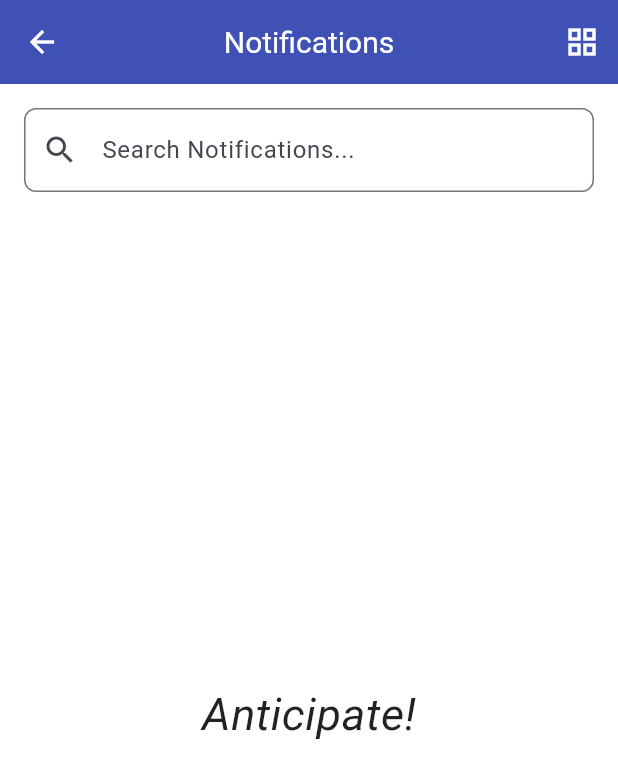
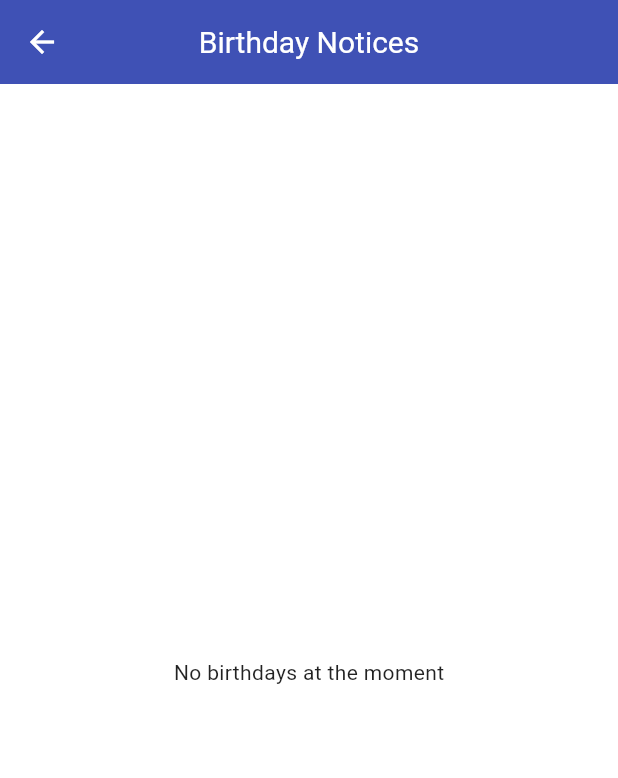
Before and after one commit to sessoun/ch_db_admin, a Flutter app: the NotificationsView screen opened directly, on a phone screen of 412 x 824 dp. Shown: the top 778 px of the screen. Run offline on Flutter 3.47's test engine with Material 3 defaults, Android fonts, the phone set to English and light mode, and no system bars; our stand-ins replace cached_network_image, cloud_firestore, dartz, file_picker, firebase_auth, firebase_core and 8 more; missing offline and left inert: excel, googleapis, in_app_update, mailer; accounts and stored records are empty.

Commit message:
birthday notice added

```diff
--- a/lib/auth_state.dart
+++ b/lib/auth_state.dart
@@ -3,7 +3,6 @@ import 'package:ch_db_admin/src/auth/presentation/ui/login.dart';
 import 'package:ch_db_admin/src/main_view/presentation/home.dart';
 import 'package:firebase_auth/firebase_auth.dart';
 import 'package:flutter/material.dart';
-import 'package:flutter_dotenv/flutter_dotenv.dart';
 import 'package:in_app_update/in_app_update.dart';
 
 // ✅ Global instance to track entered password
--- a/lib/main.dart
+++ b/lib/main.dart
@@ -1,19 +1,14 @@
 import 'package:ch_db_admin/auth_state.dart';
 import 'package:ch_db_admin/firebase_options.dart';
-import 'package:ch_db_admin/shared/utils/create_google_form.dart';
 import 'package:ch_db_admin/src/Members/presentation/controller/member._controller.dart';
 import 'package:ch_db_admin/src/attendance/presentation/controller/attendance_controller.dart';
-import 'package:ch_db_admin/src/auth/presentation/controller/auth_controller.dart';
 import 'package:ch_db_admin/src/dependencies/attendance.dart';
 import 'package:ch_db_admin/src/dependencies/auth.dart';
 import 'package:ch_db_admin/src/dependencies/events.dart';
 import 'package:ch_db_admin/src/dependencies/member.dart';
-import 'package:ch_db_admin/src/auth/presentation/ui/login.dart';
 import 'package:ch_db_admin/src/events/presentation/controller/event_controller.dart';
 import 'package:ch_db_admin/src/main_view/controller/main_view_controller.dart';
-import 'package:ch_db_admin/src/main_view/presentation/home.dart';
 import 'package:ch_db_admin/theme/apptheme.dart';
-import 'package:firebase_auth/firebase_auth.dart';
 import 'package:firebase_core/firebase_core.dart';
 import 'package:flutter/material.dart';
 import 'package:provider/provider.dart';
--- a/lib/shared/utils/create_google_form.dart
+++ b/lib/shared/utils/create_google_form.dart
@@ -4,14 +4,11 @@ import 'package:ch_db_admin/src/auth/presentation/controller/auth_controller.dar
 import 'package:flutter/material.dart';
 import 'package:flutter/services.dart';
 import 'package:flutter_dotenv/flutter_dotenv.dart';
-import 'package:googleapis/drive/v3.dart' as drive;
 import 'package:googleapis/forms/v1.dart' as form;
 import 'package:googleapis_auth/googleapis_auth.dart' as auth;
 import 'package:google_sign_in/google_sign_in.dart';
 import 'package:http/http.dart' as http;
 import 'package:provider/provider.dart';
-import 'package:shared_preferences/shared_preferences.dart';
-import '../../src/dependencies/auth.dart';
 import 'package:url_launcher/url_launcher.dart';
 
 import 'custom_print.dart';
--- a/lib/src/Members/notifications/presentation/ui/notifications_view.dart
+++ /dev/null
@@ -1,210 +0,0 @@
-import 'package:ch_db_admin/src/Members/notifications/data/models/notification.dart';
-import 'package:flutter/material.dart';
-
-class NotificationsView extends StatefulWidget {
-  const NotificationsView({super.key});
-
-  @override
-  State<NotificationsView> createState() => _NotificationsViewState();
-}
-
-class _NotificationsViewState extends State<NotificationsView> {
-  // Sample notification data
-  final List<NotificationModel> notifications = [
-    NotificationModel(
-      title: 'Service Reminder',
-      message: 'Sunday service at 9:00 AM.',
-      timestamp: DateTime.now().subtract(const Duration(days: 1)),
-      id: '',
-    ),
-    NotificationModel(
-      title: 'Event Update',
-      message: 'Youth Conference moved to 2:00 PM.',
-      timestamp: DateTime.now().subtract(const Duration(days: 3)),
-      id: '',
-    ),
-    NotificationModel(
-      title: 'Special Announcement',
-      message: 'New outreach program this weekend!',
-      timestamp: DateTime.now().subtract(const Duration(days: 7)),
-      id: '',
-    ),
-    // Add more notification records as needed
-  ];
-
-  String searchText = '';
-  bool isGridView = false;
-
-  @override
-  Widget build(BuildContext context) {
-    final filteredNotifications = notifications
-        .where((notification) =>
-            notification.title
-                .toLowerCase()
-                .contains(searchText.toLowerCase()) ||
-            notification.message
-                .toLowerCase()
-                .contains(searchText.toLowerCase()))
-        .toList();
-
-    return Scaffold(
-      appBar: AppBar(
-        title: const Text('Notifications'),
-        centerTitle: true,
-        actions: [
-          IconButton(
-            icon: Icon(isGridView ? Icons.list : Icons.grid_view),
-            onPressed: () {
-              setState(() {
-                isGridView = !isGridView;
-              });
-            },
-          ),
-        ],
-      ),
-      body: Padding(
-        padding: const EdgeInsets.all(16.0),
-        child: Column(
-          children: [
-            TextField(
-              decoration: InputDecoration(
-                hintText: 'Search Notifications...',
-                prefixIcon: const Icon(Icons.search),
-                border: OutlineInputBorder(
-                  borderRadius: BorderRadius.circular(8),
-                ),
-              ),
-              onChanged: (value) {
-                setState(() {
-                  searchText = value;
-                });
-              },
-            ),
-            const SizedBox(height: 16.0),
-            const Expanded(
-                child: Center(
-                    child: Text(
-              'Anticipate!',
-              style: TextStyle(
-                fontSize: 30,
-                fontStyle: FontStyle.italic,
-              ),
-            ))
-                //  isGridView
-                //     ? _buildGridView(filteredNotifications)
-                //     : _buildListView(filteredNotifications),
-                ),
-          ],
-        ),
-      ),
-    );
-  }
-
-  Widget _buildGridView(List<NotificationModel> notifications) {
-    return GridView.builder(
-      gridDelegate: const SliverGridDelegateWithFixedCrossAxisCount(
-        crossAxisCount: 2,
-        crossAxisSpacing: 16,
-        mainAxisSpacing: 16,
-        childAspectRatio: 3 / 2,
-      ),
-      itemCount: notifications.length,
-      itemBuilder: (context, index) {
-        final notification = notifications[index];
-        return GestureDetector(
-          onTap: () {
-            // Handle tap on notification
-          },
-          child: Card(
-            elevation: 4,
-            shape: RoundedRectangleBorder(
-              borderRadius: BorderRadius.circular(12),
-            ),
-            child: Padding(
-              padding: const EdgeInsets.all(12.0),
-              child: Column(
-                mainAxisAlignment: MainAxisAlignment.center,
-                children: [
-                  Icon(Icons.notifications,
-                      size: 36, color: Theme.of(context).primaryColor),
-                  const SizedBox(height: 8),
-                  Text(
-                    notification.title,
-                    style: Theme.of(context).textTheme.bodyLarge,
-                    textAlign: TextAlign.center,
-                    overflow: TextOverflow.ellipsis,
-                  ),
-                  const SizedBox(height: 4),
-                  Text(
-                    notification.message,
-                    style: Theme.of(context).textTheme.bodyMedium,
-                    textAlign: TextAlign.center,
-                    overflow: TextOverflow.ellipsis,
-                    maxLines: 2,
-                  ),
-                ],
-              ),
-            ),
-          ),
-        );
-      },
-    );
-  }
-
-  Widget _buildListView(List<NotificationModel> notifications) {
-    return ListView.builder(
-      itemCount: notifications.length,
-      itemBuilder: (context, index) {
-        final notification = notifications[index];
-        return GestureDetector(
-          onTap: () {
-            // Handle tap on notification
-          },
-          child: Card(
-            elevation: 4,
-            shape: RoundedRectangleBorder(
-              borderRadius: BorderRadius.circular(12),
-            ),
-            margin: const EdgeInsets.symmetric(vertical: 8.0),
-            child: Padding(
-              padding: const EdgeInsets.all(16.0),
-              child: Row(
-                children: [
-                  Icon(Icons.notifications,
-                      size: 36, color: Theme.of(context).primaryColor),
-                  const SizedBox(width: 16),
-                  Expanded(
-                    child: Column(
-                      crossAxisAlignment: CrossAxisAlignment.start,
-                      children: [
-                        Text(
-                          notification.title,
-                          style: Theme.of(context)
-                              .textTheme
-                              .bodyLarge!
-                              .copyWith(fontWeight: FontWeight.bold),
-                        ),
-                        const SizedBox(height: 4),
-                        Text(
-                          notification.message,
-                          style: Theme.of(context).textTheme.bodyMedium,
-                          maxLines: 2,
-                          overflow: TextOverflow.ellipsis,
-                        ),
-                        const SizedBox(height: 8),
-                        Text(
-                          'Date: ${notification.timestamp.toLocal()}',
-                          style: Theme.of(context).textTheme.bodySmall,
-                        ),
-                      ],
-                    ),
-                  ),
-                ],
-              ),
-            ),
-          ),
-        );
-      },
-    );
-  }
-}
--- a/lib/src/Members/presentation/ui/pick_process_xlsx.dart
+++ b/lib/src/Members/presentation/ui/pick_process_xlsx.dart
@@ -1,10 +1,8 @@
-import 'dart:developer';
 import 'dart:io';
 
 import 'package:ch_db_admin/shared/utils/upload_and_download.dart';
 import 'package:excel/excel.dart';
 import 'package:file_picker/file_picker.dart';
-import 'package:firebase_storage/firebase_storage.dart';
 import 'package:flutter/foundation.dart';
 import 'package:flutter/material.dart';
 import 'package:http/http.dart' as http;
--- a/lib/src/main_view/presentation/home.dart
+++ b/lib/src/main_view/presentation/home.dart
@@ -1,13 +1,11 @@
 import 'dart:math';
 
-import 'package:ch_db_admin/shared/notification_util.dart';
 import 'package:ch_db_admin/src/Members/presentation/ui/members_view.dart';
 import 'package:ch_db_admin/src/attendance/presentation/ui/attendance_view.dart';
 import 'package:ch_db_admin/src/main_view/controller/main_view_controller.dart';
 import 'package:ch_db_admin/src/main_view/presentation/side_menu_view.dart';
-import 'package:ch_db_admin/src/Members/notifications/presentation/ui/notifications_view.dart';
+import 'package:ch_db_admin/src/notifications/presentation/ui/notifications_view.dart';
 import 'package:flutter/material.dart';
-import 'package:in_app_update/in_app_update.dart';
 import 'package:provider/provider.dart';
 
 class HomeView extends StatefulWidget {
--- a/lib/src/Members/notifications/data/models/notification.dart
+++ b/lib/src/notifications/data/models/notification.dart
@@ -1,5 +1,5 @@
 
-import 'package:ch_db_admin/src/Members/notifications/domain/entities/notification.dart';
+import 'package:ch_db_admin/src/notifications/domain/entities/notification.dart';
 
 class NotificationModel extends Notification {
   NotificationModel({
--- /dev/null
+++ b/lib/src/notifications/presentation/ui/notifications_view.dart
@@ -0,0 +1,99 @@
+import 'package:ch_db_admin/src/Members/domain/entities/member.dart';
+import 'package:ch_db_admin/src/Members/presentation/controller/member._controller.dart';
+import 'package:flutter/material.dart';
+import 'package:provider/provider.dart';
+
+class NotificationsView extends StatefulWidget {
+  const NotificationsView({super.key});
+
+  @override
+  State<NotificationsView> createState() => _NotificationsViewState();
+}
+
+class _NotificationsViewState extends State<NotificationsView> {
+  String searchText = '';
+  bool isGridView = false;
+
+  @override
+  Widget build(BuildContext context) {
+    final birthdays = context.read<MemberController>().members;
+    final filteredNotifications = birthdays
+        .where((notification) =>
+            notification.dateOfBirth.month == DateTime.now().month &&
+            notification.dateOfBirth.day > DateTime.now().day &&
+            notification.dateOfBirth.day <= DateTime.now().day + 7)
+        .toList();
+
+    return Scaffold(
+      appBar: AppBar(
+        title: const Text('Birthday Notices'),
+        centerTitle: true,
+      ),
+      body: Padding(
+        padding: const EdgeInsets.all(16.0),
+        child: Column(
+          children: [
+            const SizedBox(height: 16.0),
+            Expanded(
+              child: _buildListView(filteredNotifications),
+            ),
+          ],
+        ),
+      ),
+    );
+  }
+
+  Widget _buildListView(List<Member> notifications) {
+    return notifications.isEmpty
+        ? const Center(child: Text('No birthdays at the moment'))
+        : ListView.builder(
+            itemCount: notifications.length,
+            itemBuilder: (context, index) {
+              final member = notifications[index];
+              return GestureDetector(
+                onTap: () {
+                  // Handle tap on notification
+                },
+                child: Card(
+                  elevation: 4,
+                  shape: RoundedRectangleBorder(
+                    borderRadius: BorderRadius.circular(12),
+                  ),
+                  margin: const EdgeInsets.symmetric(vertical: 8.0),
+                  child: Padding(
+                    padding: const EdgeInsets.all(16.0),
+                    child: Row(
+                      children: [
+                        Icon(Icons.calendar_month,
+                            size: 36, color: Theme.of(context).primaryColor),
+                        const SizedBox(width: 16),
+                        Expanded(
+                          child: Column(
+                            crossAxisAlignment: CrossAxisAlignment.start,
+                            children: [
+                              Text(
+                                member.fullName,
+                                style: Theme.of(context)
+                                    .textTheme
+                                    .bodyLarge!
+                                    .copyWith(fontWeight: FontWeight.bold),
+                              ),
+                              const SizedBox(height: 4),
+                              Text(
+                                '${member.fullName} has a birthday on ${member.dateOfBirth.day}/${member.dateOfBirth.month}',
+                                style: Theme.of(context).textTheme.bodyMedium,
+                                maxLines: 2,
+                                overflow: TextOverflow.ellipsis,
+                              ),
+                            ],
+                          ),
+                        ),
+                      ],
+                    ),
+                  ),
+                ),
+              );
+            },
+          );
+  }
+}
--- a/lib/theme/apptheme.dart
+++ b/lib/theme/apptheme.dart
@@ -37,7 +37,7 @@ class AppTheme {
         focusedBorder: OutlineInputBorder(
           borderSide: BorderSide(color: primaryColor),
         ),
-      ), dialogTheme: DialogThemeData(backgroundColor: Colors.white),
+      ), dialogTheme: const DialogThemeData(backgroundColor: Colors.white),
     );
   }
 
```
Also changed, not shown: lib/src/Members/presentation/ui/members_view.dart (+16 -11 lines), lib/src/notifications/domain/entities/notification.dart (renamed from lib/src/Members/notifications/domain/entities/notification.dart), 40 other files.
